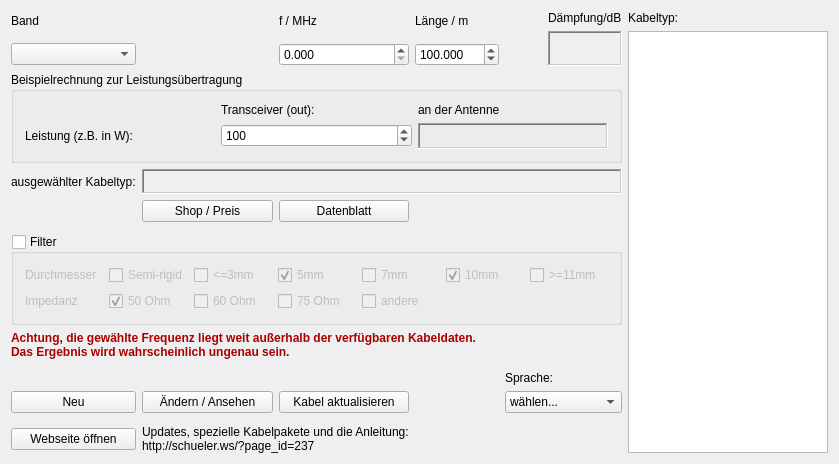
Old version of the form widget.ui in the repository DL4MW/attcalc.
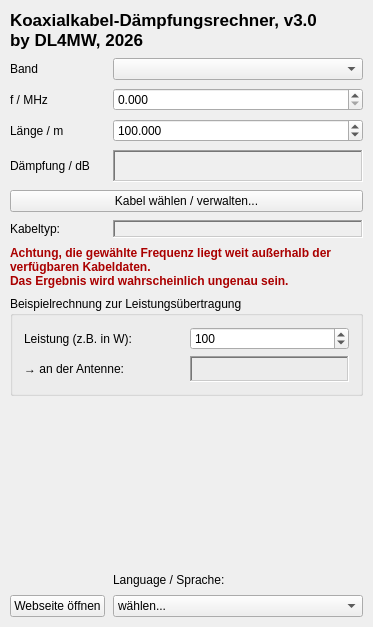
New version of the form.

Diff of the .ui file:
```diff
--- a/widget.ui
+++ b/widget.ui
@@ -6,269 +6,60 @@
    <rect>
     <x>0</x>
     <y>0</y>
-    <width>766</width>
-    <height>461</height>
+    <width>373</width>
+    <height>627</height>
    </rect>
   </property>
   <property name="windowTitle">
    <string>DL4MW - Dämpfungsrechner</string>
   </property>
-  <layout class="QGridLayout" name="gridLayout">
-   <item row="0" column="3" rowspan="2" colspan="2">
-    <widget class="QLabel" name="label_3">
-     <property name="text">
-      <string>Länge / m</string>
-     </property>
+  <layout class="QGridLayout" name="gridLayout" columnstretch="0,1,0">
+   <property name="margin" stdset="0">
+    <number>10</number>
+   </property>
+   <property name="spacing">
+    <number>8</number>
+   </property>
+   <item row="11" column="1" colspan="2">
+    <widget class="QComboBox" name="comboBoxLang">
+     <item>
+      <property name="text">
+       <string>wählen...</string>
+      </property>
+     </item>
+     <item>
+      <property name="text">
+       <string>deutsch/german</string>
+      </property>
+     </item>
+     <item>
+      <property name="text">
+       <string>english</string>
+      </property>
+     </item>
     </widget>
    </item>
-   <item row="8" column="0" colspan="6">
-    <widget class="QGroupBox" name="groupBoxFilter">
-     <property name="title">
-      <string>Filter</string>
-     </property>
-     <property name="checkable">
-      <bool>true</bool>
-     </property>
-     <property name="checked">
-      <bool>false</bool>
-     </property>
-     <layout class="QGridLayout" name="gridLayout_3">
-      <item row="1" column="1">
-       <widget class="QCheckBox" name="checkBoxSemiRigid">
-        <property name="text">
-         <string>Semi-rigid</string>
-        </property>
-       </widget>
-      </item>
-      <item row="1" column="2">
-       <widget class="QCheckBox" name="checkBox3mm">
-        <property name="text">
-         <string>&lt;=3mm</string>
-        </property>
-       </widget>
-      </item>
-      <item row="7" column="4">
-       <widget class="QCheckBox" name="checkBoxImp">
-        <property name="text">
-         <string>andere</string>
-        </property>
-       </widget>
-      </item>
-      <item row="1" column="4">
-       <widget class="QCheckBox" name="checkBox7mm">
-        <property name="text">
-         <string>7mm</string>
-        </property>
-       </widget>
-      </item>
-      <item row="1" column="0">
-       <widget class="QLabel" name="label_12">
-        <property name="text">
-         <string>Durchmesser</string>
-        </property>
-       </widget>
-      </item>
-      <item row="7" column="1">
-       <widget class="QCheckBox" name="checkBox50">
-        <property name="text">
-         <string>50 Ohm</string>
-        </property>
-        <property name="checked">
-         <bool>true</bool>
-        </property>
-       </widget>
-      </item>
-      <item row="7" column="3">
-       <widget class="QCheckBox" name="checkBox75">
-        <property name="text">
-         <string>75 Ohm</string>
-        </property>
-       </widget>
-      </item>
-      <item row="1" column="6">
-       <widget class="QCheckBox" name="checkBox15mm">
-        <property name="text">
-         <string>&gt;=11mm</string>
-        </property>
-       </widget>
-      </item>
-      <item row="7" column="0">
-       <widget class="QLabel" name="label_13">
-        <property name="text">
-         <string>Impedanz</string>
-        </property>
-       </widget>
-      </item>
-      <item row="7" column="2">
-       <widget class="QCheckBox" name="checkBox60">
-        <property name="text">
-         <string>60 Ohm</string>
-        </property>
-       </widget>
-      </item>
-      <item row="1" column="3">
-       <widget class="QCheckBox" name="checkBox5mm">
-        <property name="text">
-         <string>5mm</string>
-        </property>
-        <property name="checked">
-         <bool>true</bool>
-        </property>
-       </widget>
-      </item>
-      <item row="1" column="5">
-       <widget class="QCheckBox" name="checkBox10mm">
-        <property name="text">
-         <string>10mm</string>
-        </property>
-        <property name="checked">
-         <bool>true</bool>
-        </property>
-       </widget>
-      </item>
-     </layout>
-    </widget>
-   </item>
-   <item row="0" column="5">
+   <item row="4" column="0">
     <widget class="QLabel" name="label_2">
      <property name="text">
-      <string>Dämpfung/dB</string>
+      <string>Dämpfung / dB</string>
      </property>
     </widget>
    </item>
-   <item row="10" column="0">
-    <spacer name="verticalSpacer_2">
-     <property name="orientation">
-      <enum>Qt::Vertical</enum>
-     </property>
-     <property name="sizeHint" stdset="0">
-      <size>
-       <width>20</width>
-       <height>40</height>
-      </size>
-     </property>
-    </spacer>
-   </item>
-   <item row="1" column="5" rowspan="3">
-    <widget class="QLabel" name="resultLabel">
-     <property name="font">
-      <font>
-       <pointsize>14</pointsize>
-       <weight>75</weight>
-       <bold>true</bold>
-      </font>
-     </property>
-     <property name="frameShape">
-      <enum>QFrame::WinPanel</enum>
-     </property>
-     <property name="frameShadow">
-      <enum>QFrame::Sunken</enum>
-     </property>
-     <property name="text">
-      <string/>
-     </property>
-     <property name="alignment">
-      <set>Qt::AlignRight|Qt::AlignTrailing|Qt::AlignVCenter</set>
-     </property>
-    </widget>
-   </item>
-   <item row="0" column="0" rowspan="2">
-    <widget class="QLabel" name="label_6">
-     <property name="text">
-      <string>Band</string>
-     </property>
-    </widget>
-   </item>
-   <item row="3" column="2">
-    <widget class="QDoubleSpinBox" name="spinBoxF">
-     <property name="decimals">
-      <number>3</number>
-     </property>
-     <property name="maximum">
-      <double>100000.000000000000000</double>
-     </property>
-    </widget>
-   </item>
-   <item row="5" column="0">
-    <widget class="QLabel" name="label_11">
-     <property name="text">
-      <string>ausgewählter Kabeltyp:</string>
-     </property>
-    </widget>
-   </item>
-   <item row="0" column="2" rowspan="2">
-    <widget class="QLabel" name="label_4">
-     <property name="text">
-      <string>f / MHz</string>
-     </property>
-    </widget>
-   </item>
-   <item row="3" column="3">
-    <widget class="QDoubleSpinBox" name="spinBoxL">
-     <property name="decimals">
-      <number>3</number>
-     </property>
-     <property name="maximum">
-      <double>10000.000000000000000</double>
-     </property>
-     <property name="value">
-      <double>100.000000000000000</double>
-     </property>
-    </widget>
-   </item>
-   <item row="1" column="6" rowspan="14">
-    <widget class="QListWidget" name="cableView">
-     <property name="sizePolicy">
-      <sizepolicy hsizetype="Expanding" vsizetype="Expanding">
-       <horstretch>100</horstretch>
-       <verstretch>0</verstretch>
-      </sizepolicy>
-     </property>
-     <property name="minimumSize">
-      <size>
-       <width>200</width>
-       <height>0</height>
-      </size>
-     </property>
-     <property name="sortingEnabled">
-      <bool>true</bool>
-     </property>
-    </widget>
-   </item>
-   <item row="4" column="0" colspan="6">
+   <item row="8" column="0" colspan="3">
     <widget class="QGroupBox" name="groupBox">
-     <property name="sizePolicy">
-      <sizepolicy hsizetype="Preferred" vsizetype="Preferred">
-       <horstretch>50</horstretch>
-       <verstretch>0</verstretch>
-      </sizepolicy>
-     </property>
      <property name="title">
       <string>Beispielrechnung zur Leistungsübertragung</string>
      </property>
      <layout class="QGridLayout" name="gridLayout_2">
-      <item row="0" column="1">
-       <widget class="QLabel" name="label_9">
-        <property name="text">
-         <string>Transceiver (out):</string>
-        </property>
-       </widget>
-      </item>
-      <item row="0" column="2">
-       <widget class="QLabel" name="label_10">
-        <property name="text">
-         <string>an der Antenne</string>
-        </property>
-       </widget>
-      </item>
-      <item row="1" column="0">
+      <item row="0" column="0">
        <widget class="QLabel" name="label_8">
         <property name="text">
          <string>Leistung (z.B. in W):</string>
         </property>
        </widget>
       </item>
-      <item row="1" column="1">
+      <item row="0" column="1">
        <widget class="QSpinBox" name="spinBoxPower">
         <property name="maximum">
          <number>100000</number>
@@ -278,13 +69,18 @@
         </property>
        </widget>
       </item>
-      <item row="1" column="2">
+      <item row="1" column="0">
+       <widget class="QLabel" name="label_10">
+        <property name="text">
+         <string>→ an der Antenne:</string>
+        </property>
+       </widget>
+      </item>
+      <item row="1" column="1">
        <widget class="QLabel" name="powerLabel">
         <property name="font">
          <font>
           <pointsize>14</pointsize>
-          <weight>50</weight>
-          <bold>false</bold>
          </font>
         </property>
         <property name="frameShape">
@@ -304,7 +100,21 @@
      </layout>
     </widget>
    </item>
-   <item row="9" column="0" colspan="6">
+   <item row="1" column="0">
+    <widget class="QLabel" name="label_6">
+     <property name="text">
+      <string>Band</string>
+     </property>
+    </widget>
+   </item>
+   <item row="6" column="0">
+    <widget class="QLabel" name="label_11">
+     <property name="text">
+      <string>Kabeltyp:</string>
+     </property>
+    </widget>
+   </item>
+   <item row="7" column="0" colspan="3">
     <widget class="QLabel" name="warnLabel">
      <property name="palette">
       <palette>
@@ -345,101 +155,104 @@
      </property>
      <property name="font">
       <font>
-       <weight>75</weight>
        <bold>true</bold>
       </font>
      </property>
      <property name="text">
       <string>Achtung, die gewählte Frequenz liegt weit außerhalb der verfügbaren Kabeldaten.
-Das Ergebnis wird wahrscheinlich ungenau sein. </string>
+Das Ergebnis wird wahrscheinlich ungenau sein.</string>
      </property>
+     <property name="wordWrap">
+      <bool>true</bool>
+     </property>
     </widget>
    </item>
-   <item row="11" column="4" colspan="2">
+   <item row="2" column="0">
+    <widget class="QLabel" name="label_4">
+     <property name="text">
+      <string>f / MHz</string>
+     </property>
+    </widget>
+   </item>
+   <item row="0" column="0" colspan="3">
     <widget class="QLabel" name="label">
-     <property name="text">
-      <string>Sprache:</string>
+     <property name="font">
+      <font>
+       <pointsize>13</pointsize>
+       <bold>true</bold>
+      </font>
      </property>
-    </widget>
-   </item>
-   <item row="6" column="2">
-    <widget class="QPushButton" name="dataSheetButton">
      <property name="text">
-      <string>Datenblatt</string>
+      <string>Koaxialkabel-Dämpfungsrechner, v3.0
+by DL4MW, 2026 </string>
      </property>
     </widget>
    </item>
-   <item row="12" column="0">
-    <widget class="QPushButton" name="newButton">
+   <item row="3" column="0">
+    <widget class="QLabel" name="label_3">
      <property name="text">
-      <string>Neu</string>
+      <string>Länge / m</string>
      </property>
     </widget>
    </item>
-   <item row="0" column="6">
-    <widget class="QLabel" name="label_5">
+   <item row="5" column="0" colspan="3">
+    <widget class="QPushButton" name="selectCableButton">
      <property name="text">
-      <string>Kabeltyp:</string>
+      <string>Kabel wählen / verwalten...</string>
      </property>
     </widget>
    </item>
-   <item row="13" column="0">
-    <spacer name="verticalSpacer">
-     <property name="orientation">
-      <enum>Qt::Vertical</enum>
-     </property>
-     <property name="sizeHint" stdset="0">
-      <size>
-       <width>20</width>
-       <height>40</height>
-      </size>
-     </property>
-    </spacer>
-   </item>
-   <item row="14" column="0">
+   <item row="11" column="0">
     <widget class="QPushButton" name="webButton">
      <property name="text">
       <string>Webseite öffnen</string>
      </property>
     </widget>
    </item>
-   <item row="3" column="0">
-    <widget class="QComboBox" name="comboBoxBand"/>
-   </item>
-   <item row="12" column="4" colspan="2">
-    <widget class="QComboBox" name="comboBoxLang">
-     <item>
-      <property name="text">
-       <string>wählen...</string>
-      </property>
-     </item>
-     <item>
-      <property name="text">
-       <string>deutsch/german</string>
-      </property>
-     </item>
-     <item>
-      <property name="text">
-       <string>english</string>
-      </property>
-     </item>
+   <item row="10" column="1">
+    <widget class="QLabel" name="label_5">
+     <property name="text">
+      <string>Language / Sprache:</string>
+     </property>
     </widget>
    </item>
-   <item row="6" column="1">
-    <widget class="QPushButton" name="shopButton">
+   <item row="9" column="1">
+    <spacer name="verticalSpacer">
+     <property name="orientation">
+      <enum>Qt::Orientation::Vertical</enum>
+     </property>
+     <property name="sizeHint" stdset="0">
+      <size>
+       <width>20</width>
+       <height>20</height>
+      </size>
+     </property>
+    </spacer>
+   </item>
+   <item row="4" column="1" colspan="2">
+    <widget class="QLabel" name="resultLabel">
+     <property name="font">
+      <font>
+       <pointsize>18</pointsize>
+       <bold>true</bold>
+      </font>
+     </property>
+     <property name="frameShape">
+      <enum>QFrame::Shape::WinPanel</enum>
+     </property>
+     <property name="frameShadow">
+      <enum>QFrame::Shadow::Sunken</enum>
+     </property>
      <property name="text">
-      <string>Shop / Preis</string>
+      <string/>
      </property>
+     <property name="alignment">
+      <set>Qt::AlignmentFlag::AlignRight|Qt::AlignmentFlag::AlignTrailing|Qt::AlignmentFlag::AlignVCenter</set>
+     </property>
     </widget>
    </item>
-   <item row="5" column="1" colspan="5">
+   <item row="6" column="1" colspan="2">
     <widget class="QLabel" name="cableLabel">
-     <property name="minimumSize">
-      <size>
-       <width>0</width>
-       <height>25</height>
-      </size>
-     </property>
      <property name="frameShape">
       <enum>QFrame::WinPanel</enum>
      </property>
@@ -451,28 +264,32 @@
      </property>
     </widget>
    </item>
-   <item row="12" column="1">
-    <widget class="QPushButton" name="changeButton">
-     <property name="text">
-      <string>Ändern / Ansehen</string>
+   <item row="3" column="1" colspan="2">
+    <widget class="QDoubleSpinBox" name="spinBoxL">
+     <property name="decimals">
+      <number>3</number>
      </property>
-    </widget>
-   </item>
-   <item row="12" column="2">
-    <widget class="QPushButton" name="updateCablesButton">
-     <property name="text">
-      <string>Kabel aktualisieren</string>
+     <property name="maximum">
+      <double>10000.000000000000000</double>
      </property>
+     <property name="value">
+      <double>100.000000000000000</double>
+     </property>
     </widget>
    </item>
-   <item row="14" column="1" colspan="2">
-    <widget class="QLabel" name="label_7">
-     <property name="text">
-      <string>Updates, spezielle Kabelpakete und die Anleitung:
-http://schueler.ws/?page_id=237</string>
+   <item row="2" column="1" colspan="2">
+    <widget class="QDoubleSpinBox" name="spinBoxF">
+     <property name="decimals">
+      <number>3</number>
      </property>
+     <property name="maximum">
+      <double>100000.000000000000000</double>
+     </property>
     </widget>
    </item>
+   <item row="1" column="1" colspan="2">
+    <widget class="QComboBox" name="comboBoxBand"/>
+   </item>
   </layout>
  </widget>
  <layoutdefault spacing="6" margin="11"/>
```
Left out of the diff: 12 changed lines with no effect on the pictures.
